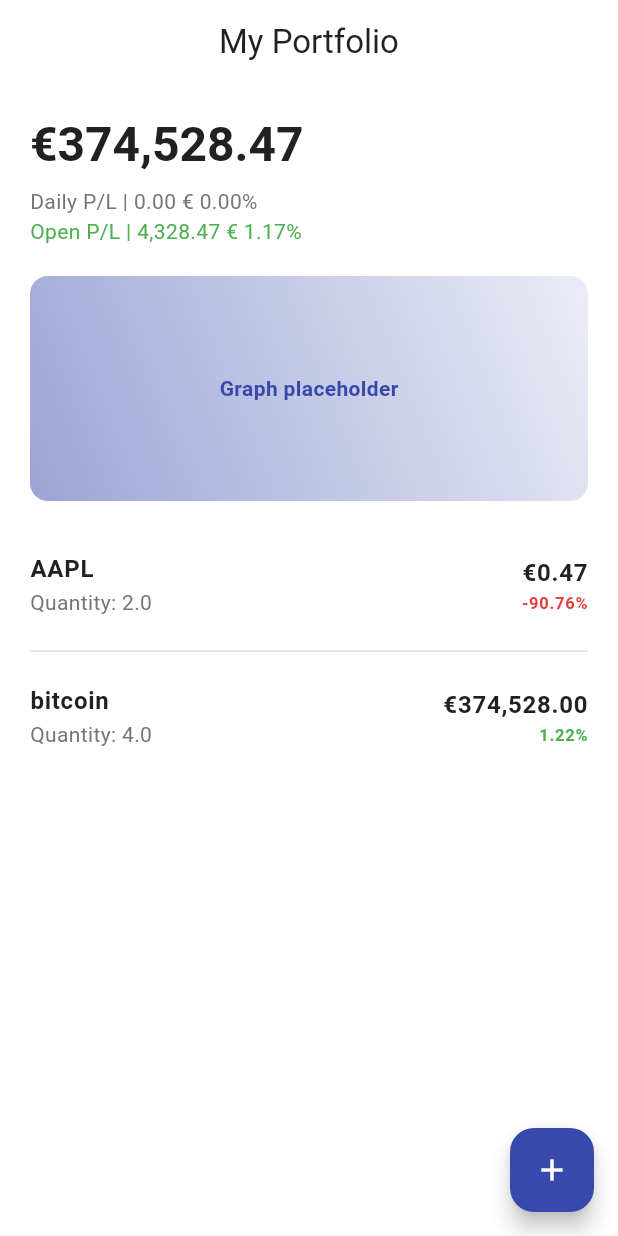
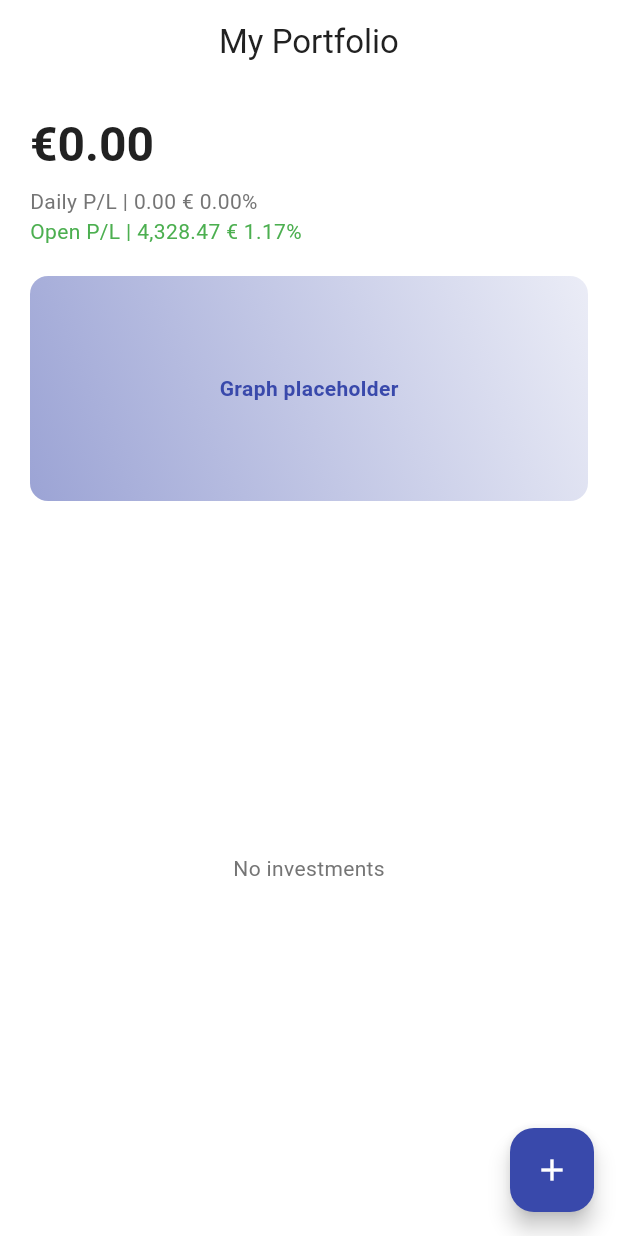
Before and after one commit to GoldLettuce/Lumina, a Flutter app: the screen it shows after launch, on a phone screen of 412 x 824 dp. Run offline on Flutter 3.47's test engine with Material 3 defaults, Android fonts, the phone set to English and light mode, and no system bars; our stand-ins replace hive, hive_flutter; accounts and stored records are empty.

Commit message:
feat(data): completar almacenamiento local con Hive e integración en repositorio e interfaz

```diff
--- a/lib/domain/entities/investment.dart
+++ b/lib/domain/entities/investment.dart
@@ -1,9 +1,25 @@
-class Investment {
+import 'package:hive/hive.dart';
+
+part 'investment.g.dart';  // Archivo generado automáticamente
+
+@HiveType(typeId: 0)
+class Investment extends HiveObject {
+  @HiveField(0)
   final String id;           // Identificador único
+
+  @HiveField(1)
   final String type;         // Tipo de inversión: 'crypto', 'stock', 'etf', 'commodity', etc.
+
+  @HiveField(2)
   final String symbol;       // Símbolo o ticker (ej: BTC, AAPL)
+
+  @HiveField(3)
   final double quantity;     // Cantidad invertida
+
+  @HiveField(4)
   final DateTime date;       // Fecha de compra
+
+  @HiveField(5)
   final double price;        // Precio de compra por unidad
 
   Investment({
--- /dev/null
+++ b/lib/domain/repositories/investment_repository.dart
@@ -0,0 +1,7 @@
+import '../entities/investment.dart';
+
+abstract class InvestmentRepository {
+  Future<void> addInvestment(Investment investment);
+  Future<List<Investment>> getAllInvestments();
+  Future<void> deleteInvestment(String id);
+}
--- a/lib/l10n/app_en.arb
+++ b/lib/l10n/app_en.arb
@@ -4,5 +4,6 @@
   "dailyPL": "Daily P/L | 0.00 € 0.00%",
   "openPL": "Open P/L | 4,328.47 € 1.17%",
   "graphPlaceholder": "Graph placeholder",
-  "quantity": "Quantity"
+  "quantity": "Quantity",
+  "noInvestments": "No investments"
 }
--- a/lib/l10n/app_es.arb
+++ b/lib/l10n/app_es.arb
@@ -4,5 +4,6 @@
   "dailyPL": "P/G diario | 0,00 € 0.00%",
   "openPL": "Abrir P/G | 4,328.47 € 1.17%",
   "graphPlaceholder": "Marcador de gráfico",
-  "quantity": "Cantidad"
+  "quantity": "Cantidad",
+  "noInvestments": "No hay inversiones"
 }
--- a/lib/l10n/app_localizations.dart
+++ b/lib/l10n/app_localizations.dart
@@ -124,6 +124,12 @@ abstract class AppLocalizations {
   /// In en, this message translates to:
   /// **'Quantity'**
   String get quantity;
+
+  /// No description provided for @noInvestments.
+  ///
+  /// In en, this message translates to:
+  /// **'No investments'**
+  String get noInvestments;
 }
 
 class _AppLocalizationsDelegate extends LocalizationsDelegate<AppLocalizations> {
--- a/lib/l10n/app_localizations_en.dart
+++ b/lib/l10n/app_localizations_en.dart
@@ -22,4 +22,7 @@ class AppLocalizationsEn extends AppLocalizations {
 
   @override
   String get quantity => 'Quantity';
+
+  @override
+  String get noInvestments => 'No investments';
 }
--- a/lib/l10n/app_localizations_es.dart
+++ b/lib/l10n/app_localizations_es.dart
@@ -22,4 +22,7 @@ class AppLocalizationsEs extends AppLocalizations {
 
   @override
   String get quantity => 'Cantidad';
+
+  @override
+  String get noInvestments => 'No hay inversiones';
 }
--- a/lib/main.dart
+++ b/lib/main.dart
@@ -1,14 +1,29 @@
 import 'package:flutter/material.dart';
+import 'package:hive_flutter/hive_flutter.dart';
 import 'core/theme.dart';
-import 'l10n/app_localizations.dart'; // Importa la clase generada
+import 'l10n/app_localizations.dart'; // Importa la clase generada para i18n
 import 'package:flutter_localizations/flutter_localizations.dart'; // Importa localizaciones
 
-void main() {
-  runApp(const PortfolioApp());
+import 'domain/entities/investment.dart';
+import 'data/repositories_impl/investment_repository_impl.dart';
+
+Future<void> main() async {
+  WidgetsFlutterBinding.ensureInitialized();
+
+  await Hive.initFlutter();
+
+  Hive.registerAdapter(InvestmentAdapter());
+
+  final investmentRepository = InvestmentRepositoryImpl();
+  await investmentRepository.init();
+
+  runApp(PortfolioApp(investmentRepository: investmentRepository));
 }
 
 class PortfolioApp extends StatelessWidget {
-  const PortfolioApp({super.key});
+  final InvestmentRepositoryImpl investmentRepository;
+
+  const PortfolioApp({super.key, required this.investmentRepository});
 
   @override
   Widget build(BuildContext context) {
@@ -17,7 +32,7 @@ class PortfolioApp extends StatelessWidget {
       debugShowCheckedModeBanner: false,
       theme: AppTheme.lightTheme,
       localizationsDelegates: const [
-        AppLocalizations.delegate, // Delegate generado automáticamente
+        AppLocalizations.delegate,
         GlobalMaterialLocalizations.delegate,
         GlobalWidgetsLocalizations.delegate,
         GlobalCupertinoLocalizations.delegate,
@@ -26,24 +41,38 @@ class PortfolioApp extends StatelessWidget {
         Locale('en'),
         Locale('es'),
       ],
-      home: const PortfolioScreen(),
+      home: PortfolioScreen(investmentRepository: investmentRepository),
     );
   }
 }
 
-class PortfolioScreen extends StatelessWidget {
-  const PortfolioScreen({super.key});
+class PortfolioScreen extends StatefulWidget {
+  final InvestmentRepositoryImpl investmentRepository;
+
+  const PortfolioScreen({super.key, required this.investmentRepository});
+
+  @override
+  State<PortfolioScreen> createState() => _PortfolioScreenState();
+}
+
+class _PortfolioScreenState extends State<PortfolioScreen> {
+  List<Investment> investments = [];
+
+  @override
+  void initState() {
+    super.initState();
+    _loadInvestments();
+  }
+
+  Future<void> _loadInvestments() async {
+    final data = await widget.investmentRepository.getAllInvestments();
+    setState(() {
+      investments = data;
+    });
+  }
 
   @override
   Widget build(BuildContext context) {
-    final totalValue = '€374,528.47';
-    final dailyPL = AppLocalizations.of(context)?.dailyPL ?? '';
-    final openPL = AppLocalizations.of(context)?.openPL ?? '';
-    final assets = [
-      {'name': 'AAPL', 'quantity': 2.0, 'value': '€0.47', 'change': '-90.76%', 'changeColor': AppColors.negative},
-      {'name': 'bitcoin', 'quantity': 4.0, 'value': '€374,528.00', 'change': '1.22%', 'changeColor': AppColors.positive},
-    ];
-
     final theme = Theme.of(context);
 
     return Scaffold(
@@ -56,7 +85,7 @@ class PortfolioScreen extends StatelessWidget {
       ),
       floatingActionButton: FloatingActionButton(
         onPressed: () {
-          // Acción añadir inversión (más adelante)
+          // Aquí añadirás función para agregar una nueva inversión y refrescar la lista
         },
         backgroundColor: AppColors.primary,
         child: const Icon(Icons.add),
@@ -67,16 +96,16 @@ class PortfolioScreen extends StatelessWidget {
           crossAxisAlignment: CrossAxisAlignment.start,
           children: [
             Text(
-              totalValue,
+              '€${investments.fold(0.0, (sum, inv) => sum + inv.price * inv.quantity).toStringAsFixed(2)}',
               style: theme.textTheme.headlineLarge,
             ),
             const SizedBox(height: 8),
             Text(
-              dailyPL,
+              AppLocalizations.of(context)?.dailyPL ?? '',
               style: theme.textTheme.bodyMedium,
             ),
             Text(
-              openPL,
+              AppLocalizations.of(context)?.openPL ?? '',
               style: theme.textTheme.bodyMedium!.copyWith(color: AppColors.positive),
             ),
             const SizedBox(height: 20),
@@ -99,19 +128,21 @@ class PortfolioScreen extends StatelessWidget {
             ),
             const SizedBox(height: 20),
             Expanded(
-              child: ListView.separated(
-                itemCount: assets.length,
+              child: investments.isEmpty
+                  ? Center(child: Text(AppLocalizations.of(context)?.noInvestments ?? 'No investments'))
+                  : ListView.separated(
+                itemCount: investments.length,
                 separatorBuilder: (context, index) => Divider(color: AppColors.border),
                 itemBuilder: (context, index) {
-                  final asset = assets[index];
+                  final asset = investments[index];
                   return ListTile(
                     contentPadding: EdgeInsets.zero,
                     title: Text(
-                      asset['name'] as String,
+                      asset.symbol,
                       style: theme.textTheme.bodyLarge!.copyWith(fontWeight: FontWeight.bold),
                     ),
                     subtitle: Text(
-                      '${AppLocalizations.of(context)?.quantity ?? ''}: ${asset['quantity']}',
+                      '${AppLocalizations.of(context)?.quantity ?? ''}: ${asset.quantity}',
                       style: theme.textTheme.bodyMedium,
                     ),
                     trailing: Column(
@@ -119,13 +150,10 @@ class PortfolioScreen extends StatelessWidget {
                       mainAxisAlignment: MainAxisAlignment.center,
                       children: [
                         Text(
-                          asset['value'] as String,
+                          '€${(asset.price * asset.quantity).toStringAsFixed(2)}',
                           style: theme.textTheme.bodyLarge!.copyWith(fontWeight: FontWeight.w600),
                         ),
-                        Text(
-                          asset['change'] as String,
-                          style: TextStyle(color: asset['changeColor'] as Color, fontWeight: FontWeight.w600),
-                        ),
+                        // Aquí podrías calcular y mostrar el cambio porcentual
                       ],
                     ),
                   );
```
Also changed, not shown: lib/data/repositories_impl/investment_repository_impl.dart (added, +33 -0 lines), pubspec.yaml (+10 -0 lines), lib/domain/entities/investment.g.dart (added), pubspec.lock, 3 other files.
